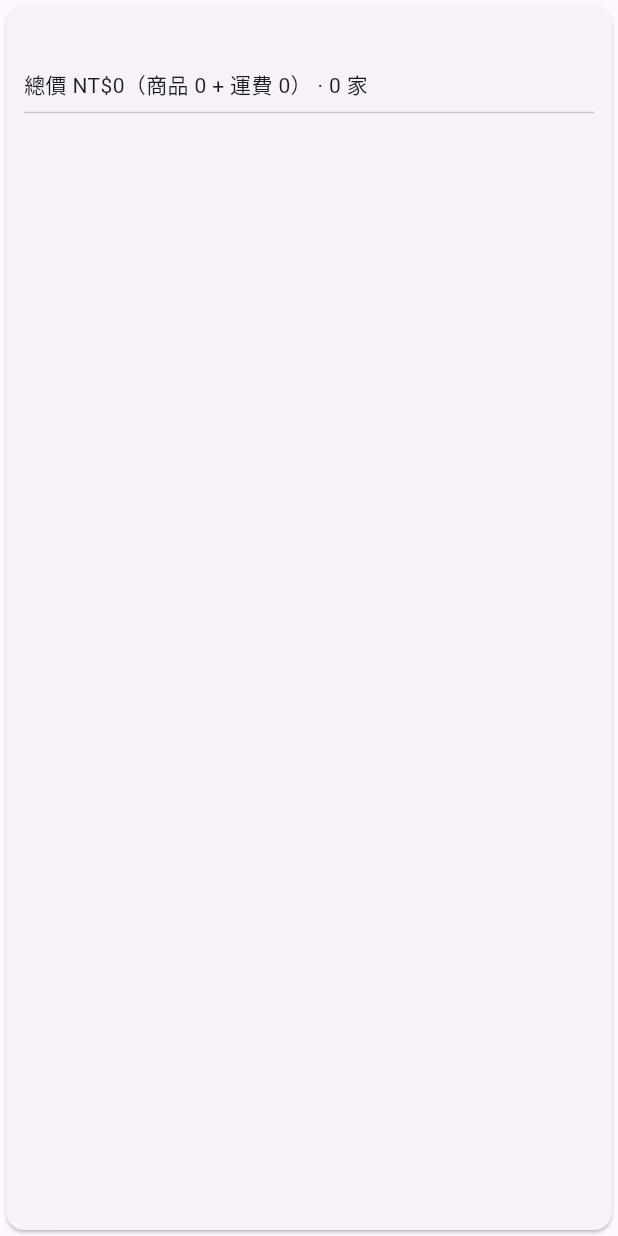
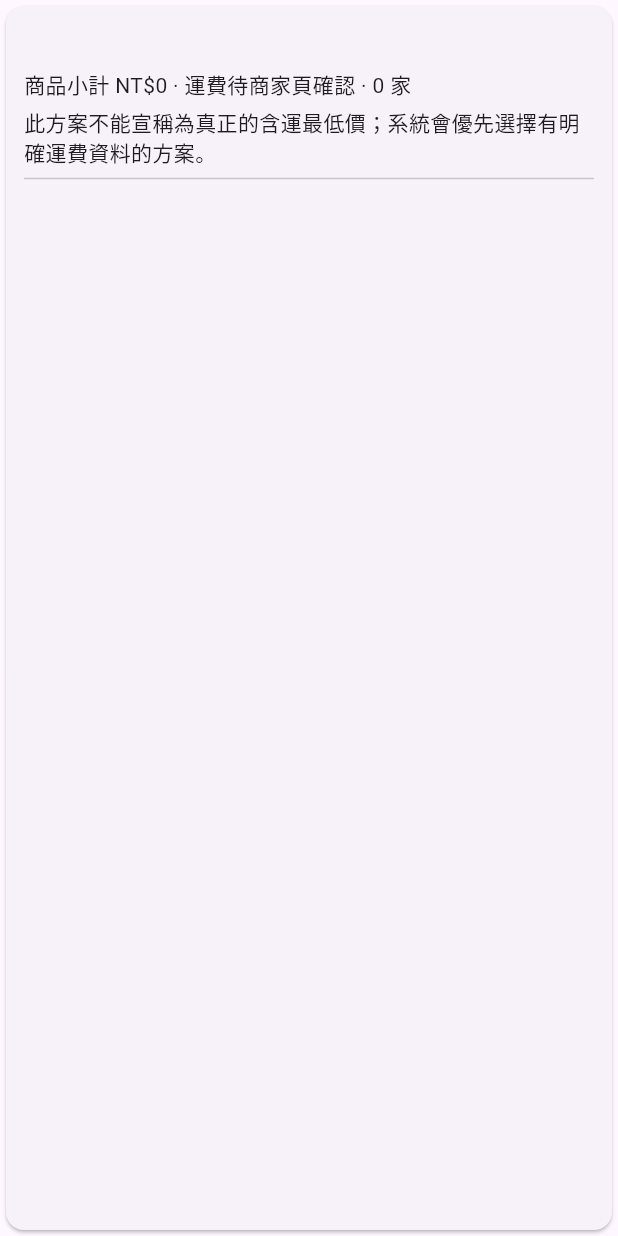
Before and after one commit to jackalq/HouseHolder, a Flutter app: the _PlanCard widget shown alone on an empty page, opened directly with empty values, on a phone screen of 412 x 824 dp. Run offline on Flutter 3.47's test engine with Material 3 defaults, Android fonts, the phone set to English and light mode, and no system bars; our stand-ins replace image_picker.

Commit message:
Show unknown shipping instead of fake free delivery

```diff
--- a/lib/features/shopping/shopping_compare_page.dart
+++ b/lib/features/shopping/shopping_compare_page.dart
@@ -167,12 +167,19 @@ class _PlanCard extends StatelessWidget {
           : Column(crossAxisAlignment: CrossAxisAlignment.start, children: [
               Text(title, style: const TextStyle(fontSize: 18, fontWeight: FontWeight.w600)),
               const SizedBox(height: 4),
-              Text('總價 NT\$${value.totalTwd}（商品 ${value.itemSubtotalTwd} + 運費 ${value.shippingTwd}） · ${value.merchantCount} 家'),
+              Text(value.shippingKnown
+                  ? '總價 NT\$${value.totalTwd}（商品 ${value.itemSubtotalTwd} + 運費 ${value.shippingTwd}） · ${value.merchantCount} 家'
+                  : '商品小計 NT\$${value.itemSubtotalTwd} · 運費待商家頁確認 · ${value.merchantCount} 家'),
+              if (!value.shippingKnown)
+                const Padding(
+                  padding: EdgeInsets.only(top: 4),
+                  child: Text('此方案不能宣稱為真正的含運最低價；系統會優先選擇有明確運費資料的方案。'),
+                ),
               const Divider(),
               for (final line in value.lines) ListTile(
                 contentPadding: EdgeInsets.zero,
                 title: Text('${line.request.label} → ${line.offer.merchantName}'),
-                subtitle: Text('${line.offer.title}\n小計 NT\$${line.subtotalTwd}'),
+                subtitle: Text('${line.offer.title}\n小計 NT\$${line.subtotalTwd} · ${line.offer.shippingKnown ? '運費已取得' : '運費待確認'}\n價格時間 ${line.offer.observedAt.toLocal()}'),
                 isThreeLine: true,
                 trailing: IconButton(key: ValueKey('purchase-${line.offer.itemKey}-${line.offer.merchantId}'), tooltip: '開啟購買連結', onPressed: () => onOpenUrl(line.offer.url), icon: const Icon(Icons.open_in_new)),
               ),
```
